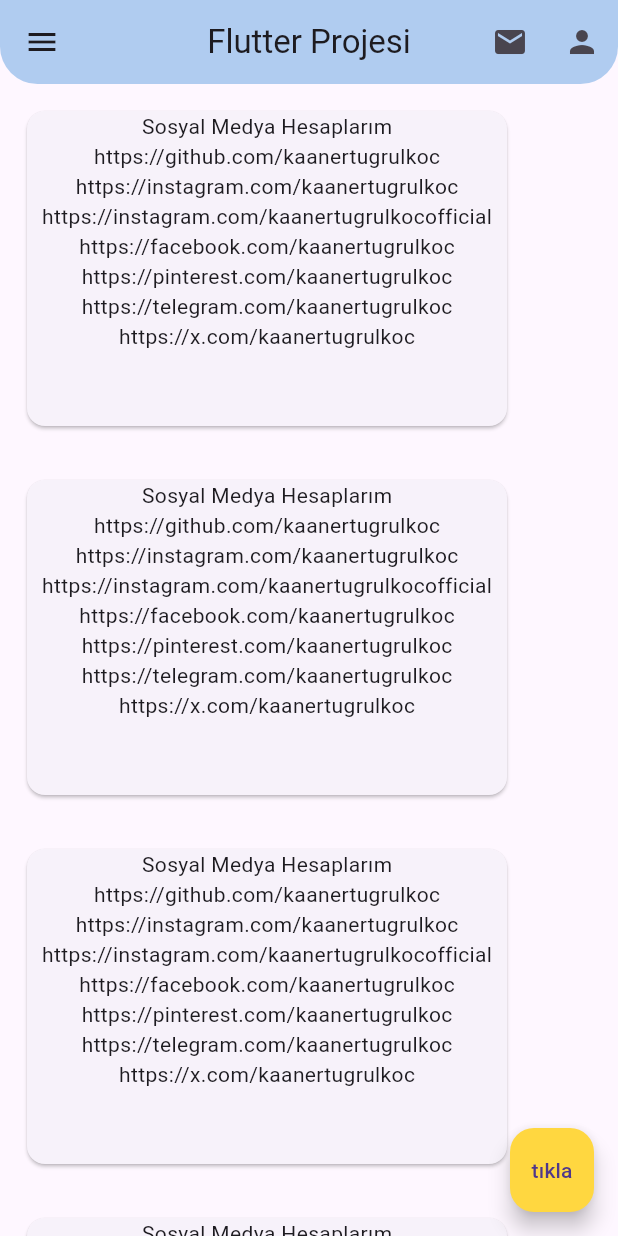
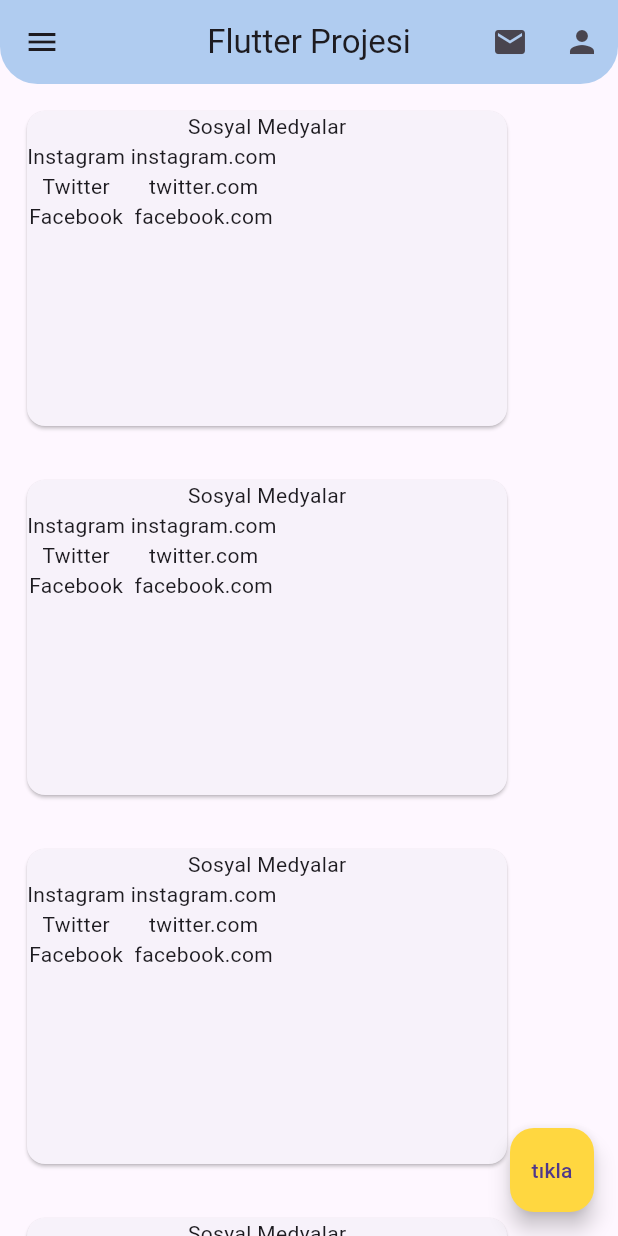
Before and after one commit to kaanertugrulkoc/pLove-PureLove-, a Flutter app: the screen it shows after launch, on a phone screen of 412 x 824 dp. Run offline on Flutter 3.47's test engine with Material 3 defaults, Android fonts, the light colour scheme and no system bars.

Commit message:
Update 0.0_widgetlar.dart

```diff
--- a/lib/0.0_widgetlar.dart
+++ b/lib/0.0_widgetlar.dart
@@ -17,21 +17,25 @@
             height: 210,
             child: Column(
               children: [
-                Text("Sosyal Medya Hesaplarım"),
-                Text("https://github.com/kaanertugrulkoc"),
-                // aktif
-                Text("https://instagram.com/kaanertugrulkoc"),
-                // donduruldu
-                Text("https://instagram.com/kaanertugrulkocofficial"),
-                // donduruldu
-                Text("https://facebook.com/kaanertugrulkoc"),
-                // donduruldu
-                Text("https://pinterest.com/kaanertugrulkoc"),
-                //donduruldu
-                Text("https://telegram.com/kaanertugrulkoc"),
-                // oluşturulmadı
-                Text("https://x.com/kaanertugrulkoc"),
-                // aktif
+                Text("Sosyal Medyalar"),
+                Row(
+                  children: [
+                    Column(
+                      children: [
+                        Text("Instagram "),
+                        Text("Twitter "),
+                        Text("Facebook "),
+                      ],
+                    ),
+                    Column(
+                      children: [
+                        Text("instagram.com"),
+                        Text("twitter.com"),
+                        Text("facebook.com"),
+                      ],
+                    ),
+                  ],
+                ),
               ],
             ),
           ),
```
